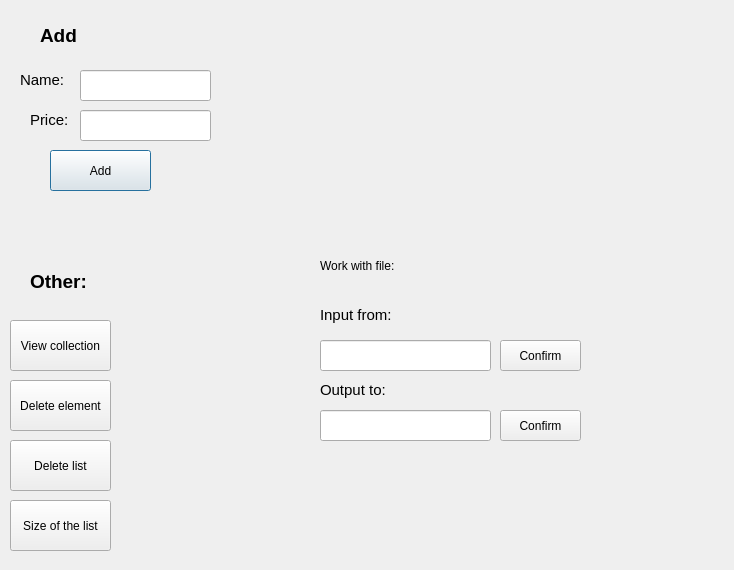
Before: the Qt Designer form ms_window.ui in EverlaststingRolich/Lab1_3, drawn with Qt 5.
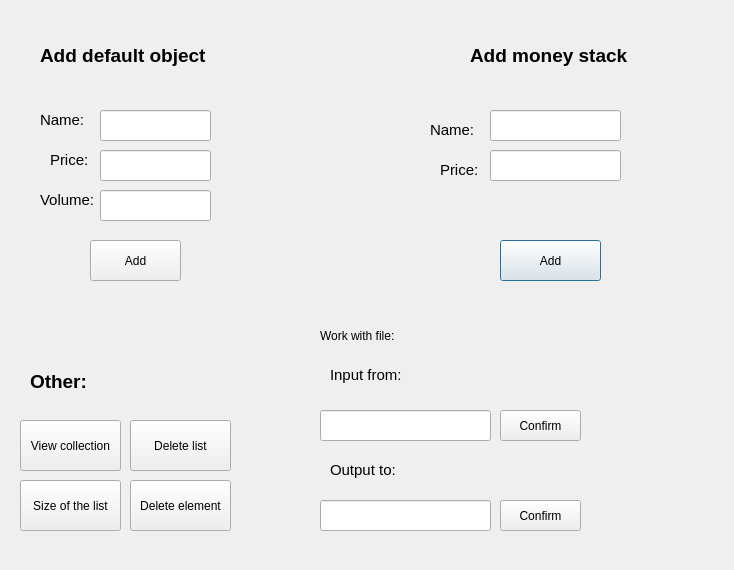
After: the same form once the commit is applied.

```diff
--- a/ms_window.ui
+++ b/ms_window.ui
@@ -16,21 +16,21 @@
   <widget class="QLabel" name="label">
    <property name="geometry">
     <rect>
-     <x>40</x>
-     <y>10</y>
-     <width>81</width>
+     <x>470</x>
+     <y>30</y>
+     <width>191</width>
      <height>51</height>
     </rect>
    </property>
    <property name="text">
-    <string>&lt;html&gt;&lt;head/&gt;&lt;body&gt;&lt;p&gt;&lt;span style=&quot; font-size:14pt; font-weight:600;&quot;&gt;Add&lt;/span&gt;&lt;/p&gt;&lt;/body&gt;&lt;/html&gt;</string>
+    <string>&lt;html&gt;&lt;head/&gt;&lt;body&gt;&lt;p&gt;&lt;span style=&quot; font-size:14pt; font-weight:600;&quot;&gt;Add money stack&lt;/span&gt;&lt;/p&gt;&lt;/body&gt;&lt;/html&gt;</string>
    </property>
   </widget>
   <widget class="QPushButton" name="add_ms">
    <property name="geometry">
     <rect>
-     <x>50</x>
-     <y>150</y>
+     <x>500</x>
+     <y>240</y>
      <width>101</width>
      <height>41</height>
     </rect>
@@ -42,8 +42,8 @@
   <widget class="QLineEdit" name="ms_name">
    <property name="geometry">
     <rect>
-     <x>80</x>
-     <y>70</y>
+     <x>490</x>
+     <y>110</y>
      <width>131</width>
      <height>31</height>
     </rect>
@@ -52,8 +52,8 @@
   <widget class="QLineEdit" name="ms_price">
    <property name="geometry">
     <rect>
-     <x>80</x>
-     <y>110</y>
+     <x>490</x>
+     <y>150</y>
      <width>131</width>
      <height>31</height>
     </rect>
@@ -62,8 +62,8 @@
   <widget class="QLabel" name="label_2">
    <property name="geometry">
     <rect>
-     <x>20</x>
-     <y>70</y>
+     <x>430</x>
+     <y>120</y>
      <width>51</width>
      <height>21</height>
     </rect>
@@ -75,8 +75,8 @@
   <widget class="QLabel" name="label_3">
    <property name="geometry">
     <rect>
-     <x>30</x>
-     <y>110</y>
+     <x>440</x>
+     <y>160</y>
      <width>41</width>
      <height>21</height>
     </rect>
@@ -89,7 +89,7 @@
    <property name="geometry">
     <rect>
      <x>30</x>
-     <y>270</y>
+     <y>370</y>
      <width>61</width>
      <height>21</height>
     </rect>
@@ -101,8 +101,8 @@
   <widget class="QPushButton" name="view_ms_collection">
    <property name="geometry">
     <rect>
-     <x>10</x>
-     <y>320</y>
+     <x>20</x>
+     <y>420</y>
      <width>101</width>
      <height>51</height>
     </rect>
@@ -114,8 +114,8 @@
   <widget class="QPushButton" name="delete_ms_number">
    <property name="geometry">
     <rect>
-     <x>10</x>
-     <y>380</y>
+     <x>130</x>
+     <y>480</y>
      <width>101</width>
      <height>51</height>
     </rect>
@@ -127,8 +127,8 @@
   <widget class="QPushButton" name="delete_list">
    <property name="geometry">
     <rect>
-     <x>10</x>
-     <y>440</y>
+     <x>130</x>
+     <y>420</y>
      <width>101</width>
      <height>51</height>
     </rect>
@@ -140,8 +140,8 @@
   <widget class="QPushButton" name="size">
    <property name="geometry">
     <rect>
-     <x>10</x>
-     <y>500</y>
+     <x>20</x>
+     <y>480</y>
      <width>101</width>
      <height>51</height>
     </rect>
@@ -154,7 +154,7 @@
    <property name="geometry">
     <rect>
      <x>320</x>
-     <y>250</y>
+     <y>320</y>
      <width>161</width>
      <height>31</height>
     </rect>
@@ -166,8 +166,8 @@
   <widget class="QLabel" name="label_7">
    <property name="geometry">
     <rect>
-     <x>320</x>
-     <y>300</y>
+     <x>330</x>
+     <y>360</y>
      <width>101</width>
      <height>31</height>
     </rect>
@@ -179,8 +179,8 @@
   <widget class="QLabel" name="label_8">
    <property name="geometry">
     <rect>
-     <x>320</x>
-     <y>370</y>
+     <x>330</x>
+     <y>450</y>
      <width>91</width>
      <height>41</height>
     </rect>
@@ -193,7 +193,7 @@
    <property name="geometry">
     <rect>
      <x>320</x>
-     <y>340</y>
+     <y>410</y>
      <width>171</width>
      <height>31</height>
     </rect>
@@ -203,7 +203,7 @@
    <property name="geometry">
     <rect>
      <x>320</x>
-     <y>410</y>
+     <y>500</y>
      <width>171</width>
      <height>31</height>
     </rect>
@@ -213,7 +213,7 @@
    <property name="geometry">
     <rect>
      <x>500</x>
-     <y>340</y>
+     <y>410</y>
      <width>81</width>
      <height>31</height>
     </rect>
@@ -226,7 +226,7 @@
    <property name="geometry">
     <rect>
      <x>500</x>
-     <y>410</y>
+     <y>500</y>
      <width>81</width>
      <height>31</height>
     </rect>
@@ -235,6 +235,101 @@
     <string>Confirm</string>
    </property>
   </widget>
+  <widget class="QLabel" name="label_4">
+   <property name="geometry">
+    <rect>
+     <x>40</x>
+     <y>40</y>
+     <width>211</width>
+     <height>31</height>
+    </rect>
+   </property>
+   <property name="text">
+    <string>&lt;html&gt;&lt;head/&gt;&lt;body&gt;&lt;p&gt;&lt;span style=&quot; font-size:14pt; font-weight:600;&quot;&gt;Add default object&lt;/span&gt;&lt;/p&gt;&lt;/body&gt;&lt;/html&gt;</string>
+   </property>
+  </widget>
+  <widget class="QPushButton" name="pushButton">
+   <property name="geometry">
+    <rect>
+     <x>90</x>
+     <y>240</y>
+     <width>91</width>
+     <height>41</height>
+    </rect>
+   </property>
+   <property name="text">
+    <string>Add</string>
+   </property>
+  </widget>
+  <widget class="QLineEdit" name="object_name">
+   <property name="geometry">
+    <rect>
+     <x>100</x>
+     <y>110</y>
+     <width>111</width>
+     <height>31</height>
+    </rect>
+   </property>
+  </widget>
+  <widget class="QLineEdit" name="object_volume">
+   <property name="geometry">
+    <rect>
+     <x>100</x>
+     <y>190</y>
+     <width>111</width>
+     <height>31</height>
+    </rect>
+   </property>
+  </widget>
+  <widget class="QLineEdit" name="object_price">
+   <property name="geometry">
+    <rect>
+     <x>100</x>
+     <y>150</y>
+     <width>111</width>
+     <height>31</height>
+    </rect>
+   </property>
+  </widget>
+  <widget class="QLabel" name="label_9">
+   <property name="geometry">
+    <rect>
+     <x>40</x>
+     <y>110</y>
+     <width>51</width>
+     <height>21</height>
+    </rect>
+   </property>
+   <property name="text">
+    <string>&lt;html&gt;&lt;head/&gt;&lt;body&gt;&lt;p&gt;&lt;span style=&quot; font-size:11pt;&quot;&gt;Name:&lt;/span&gt;&lt;/p&gt;&lt;/body&gt;&lt;/html&gt;</string>
+   </property>
+  </widget>
+  <widget class="QLabel" name="label_10">
+   <property name="geometry">
+    <rect>
+     <x>50</x>
+     <y>150</y>
+     <width>41</width>
+     <height>21</height>
+    </rect>
+   </property>
+   <property name="text">
+    <string>&lt;html&gt;&lt;head/&gt;&lt;body&gt;&lt;p&gt;&lt;span style=&quot; font-size:11pt;&quot;&gt;Price:&lt;/span&gt;&lt;/p&gt;&lt;/body&gt;&lt;/html&gt;</string>
+   </property>
+  </widget>
+  <widget class="QLabel" name="label_11">
+   <property name="geometry">
+    <rect>
+     <x>40</x>
+     <y>190</y>
+     <width>61</width>
+     <height>21</height>
+    </rect>
+   </property>
+   <property name="text">
+    <string>&lt;html&gt;&lt;head/&gt;&lt;body&gt;&lt;p&gt;&lt;span style=&quot; font-size:11pt;&quot;&gt;Volume:&lt;/span&gt;&lt;/p&gt;&lt;/body&gt;&lt;/html&gt;</string>
+   </property>
+  </widget>
  </widget>
  <resources/>
  <connections/>
```
